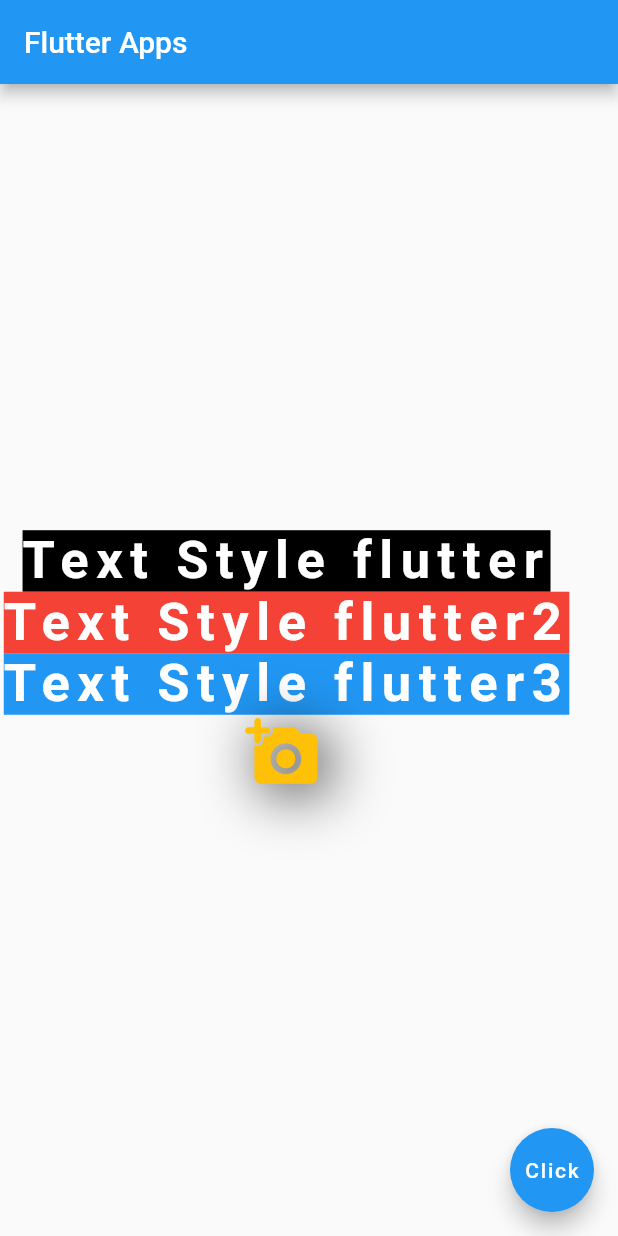
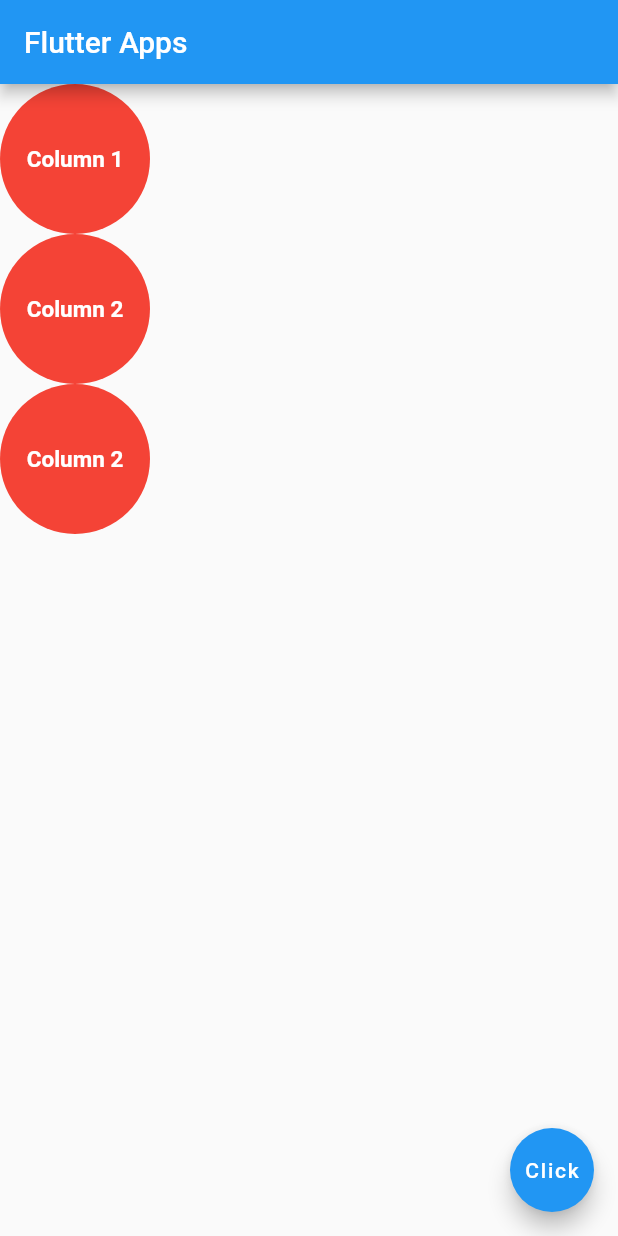
Before and after one commit to nayon-coders/flutter-catch-1, a Flutter app: the screen it shows after launch, on a phone screen of 412 x 824 dp. Run offline on Flutter 3.47's test engine with Material 2 defaults, Android fonts, the phone set to English and light mode, and no system bars.

Commit message:
row, container

```diff
--- a/lib/main.dart
+++ b/lib/main.dart
@@ -42,65 +42,69 @@ class _HomeScreenState extends State<HomeScreen> {
 
         //body
         body: Column(
-          crossAxisAlignment: CrossAxisAlignment.center,
-          mainAxisAlignment: MainAxisAlignment.center,
           children: [
-            //first text
-            Text(
-              "Text Style flutter",
-              style: TextStyle(
-                // fontFamily: ,
-                  color: Colors.white,
-                  fontSize: 35,
-                  fontWeight: FontWeight.bold,
-                  backgroundColor: Colors.black,
-                  letterSpacing: 5.0
+            Container(
+              width: 100,
+              height: 100,
+
+              decoration: BoxDecoration(
+                  color: Colors.red,
+                  borderRadius: BorderRadius.circular(100)
+              ),
+              child: Center(
+                child: Text(
+                  "Column 1",
+                  style: TextStyle(
+                      color: Colors.white,
+                      fontSize: 15,
+                      fontWeight: FontWeight.bold
+                  ),
+                ),
+              ),
+            ),
+            Container(
+              width: 100,
+              height: 100,
+
+              decoration: BoxDecoration(
+                  color: Colors.red,
+                  borderRadius: BorderRadius.circular(100)
+              ),
+              child: Center(
+                child: Text(
+                  "Column 2",
+                  style: TextStyle(
+                      color: Colors.white,
+                      fontSize: 15,
+                      fontWeight: FontWeight.bold
+                  ),
+                ),
+              ),
+            ),
+            Container(
+              width: 100,
+              height: 100,
+
+              decoration: BoxDecoration(
+                  color: Colors.red,
+                  borderRadius: BorderRadius.circular(100)
+              ),
+              child: Center(
+                child: Text(
+                  "Column 2",
+                  style: TextStyle(
+                      color: Colors.white,
+                      fontSize: 15,
+                      fontWeight: FontWeight.bold
+                  ),
+                ),
               ),
             ),
 
-            //secound text
-            Text(
-              "Text Style flutter2",
-              style: TextStyle(
-                // fontFamily: ,
-                  color: Colors.white,
-                  fontSize: 35,
-                  fontWeight: FontWeight.bold,
-                  backgroundColor: Colors.red,
-                  letterSpacing: 5.0
-              ),
-            ),
-
-            //third Text
-            Text(
-              "Text Style flutter3",
-              style: TextStyle(
-                // fontFamily: ,
-                  color: Colors.white,
-                  fontSize: 35,
-                  fontWeight: FontWeight.bold,
-                  backgroundColor: Colors.blue,
-                  letterSpacing: 5.0
-              ),
-            ),
-
-            //icon
-            Icon(
-              Icons.add_a_photo_rounded,
-              size: 50.0,
-              color: Colors.amber,
-              shadows: [
-                BoxShadow(
-                  color: Colors.black,
-                  blurRadius: 50.0,
-                  spreadRadius: 20.0,
-                  offset: Offset(6, 5)
-                )
-              ],
-            )//End Icon
 
           ],
-        ),//end column
+        ),
+
 
 
 
```
